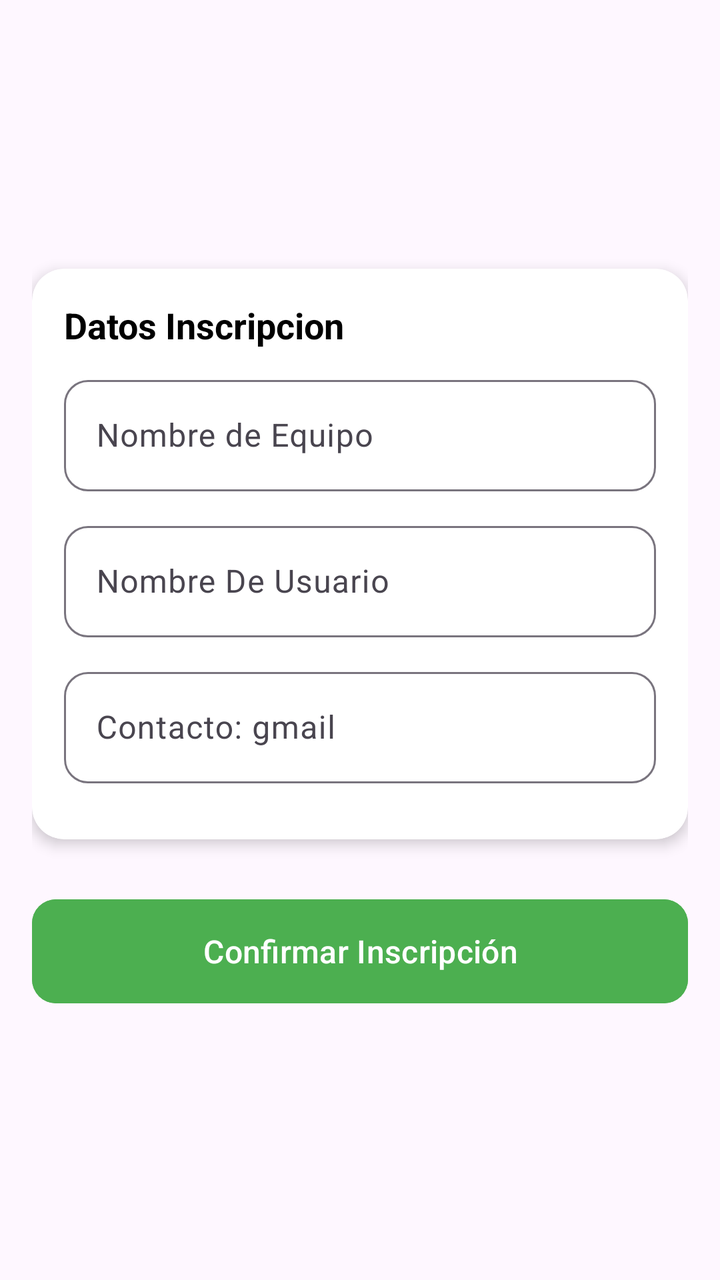
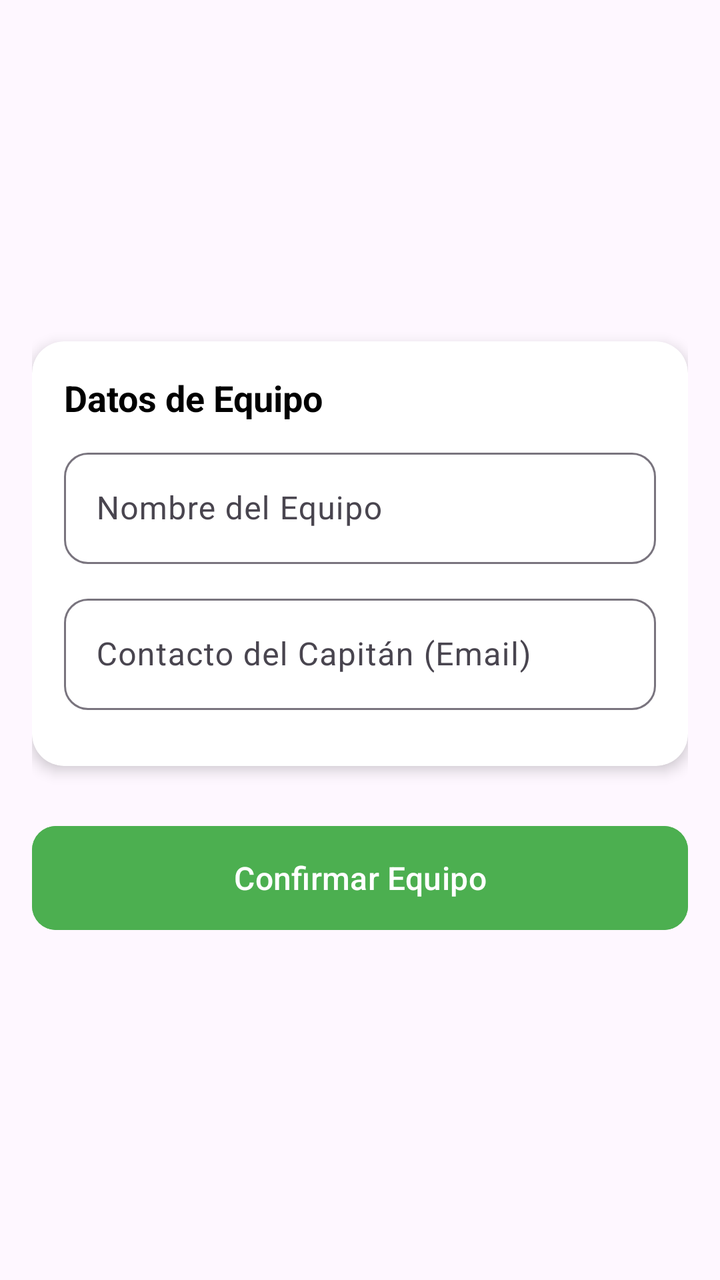

The first picture is an Android layout as it rendered before a commit; the second is the same layout after the commit. The layout source and the unified diff follow.
<!-- AndroidManifest.xml: application theme Theme.AdministracionDeTornerosElectronicos -->
<!-- res/layout/fragment_inscripcion_formulario.xml -->
<?xml version="1.0" encoding="utf-8"?>
<androidx.constraintlayout.widget.ConstraintLayout xmlns:android="http://schemas.android.com/apk/res/android"
    xmlns:app="http://schemas.android.com/apk/res-auto"
    xmlns:tools="http://schemas.android.com/tools"
    android:layout_width="match_parent"
    android:layout_height="match_parent"
    tools:context=".formularioFragment">


    <ScrollView
        android:layout_width="match_parent"
        android:layout_height="match_parent"
        android:fillViewport="true"
        app:layout_constraintBottom_toBottomOf="parent"
        app:layout_constraintEnd_toEndOf="parent"
        app:layout_constraintStart_toStartOf="parent"
        app:layout_constraintTop_toTopOf="parent">

        <LinearLayout
            android:layout_width="match_parent"
            android:layout_height="wrap_content"
            android:orientation="vertical"
            android:padding="16dp"
            android:gravity="center">

            <androidx.cardview.widget.CardView
                android:layout_width="match_parent"
                android:layout_height="wrap_content"
                android:layout_marginBottom="16dp"
                app:cardElevation="4dp"
                app:cardCornerRadius="16dp">

                <LinearLayout
                    android:layout_width="match_parent"
                    android:layout_height="wrap_content"
                    android:orientation="vertical"
                    android:padding="16dp">

                    <TextView
                        android:id="@+id/textView4"
                        android:layout_width="match_parent"
                        android:layout_height="wrap_content"
                        android:layout_marginBottom="10dp"
                        android:text="Datos Inscripcion"
                        android:textColor="@color/black"
                        android:textSize="18sp"
                        android:textStyle="bold" />

                    
                    <com.google.android.material.textfield.TextInputLayout
                        android:id="@+id/tilNombreEquipo"
                        android:layout_width="match_parent"
                        android:layout_height="match_parent"
                        android:layout_marginBottom="12dp"
                        app:boxCornerRadiusBottomEnd="12dp"
                        app:boxCornerRadiusBottomStart="12dp"
                        app:boxCornerRadiusTopEnd="12dp"
                        app:boxCornerRadiusTopStart="12dp">

                        <com.google.android.material.textfield.TextInputEditText
                            android:id="@+id/txtNombreEquipo"
                            android:layout_width="match_parent"
                            android:layout_height="wrap_content"
                            android:hint="Nombre de Equipo" />

                    </com.google.android.material.textfield.TextInputLayout>

                    
                    <com.google.android.material.textfield.TextInputLayout
                        android:id="@+id/tilParticipanteOEquipo"
                        android:layout_width="match_parent"
                        android:layout_height="match_parent"
                        android:layout_marginBottom="12dp"
                        app:boxCornerRadiusBottomEnd="12dp"
                        app:boxCornerRadiusBottomStart="12dp"
                        app:boxCornerRadiusTopEnd="12dp"
                        app:boxCornerRadiusTopStart="12dp">

                        <com.google.android.material.textfield.TextInputEditText
                            android:id="@+id/txtParticipanteOEquipo"
                            android:layout_width="match_parent"
                            android:layout_height="wrap_content"
                            android:hint="Nombre De Usuario" />

                    </com.google.android.material.textfield.TextInputLayout>

                    
                    <com.google.android.material.textfield.TextInputLayout
                        android:layout_width="match_parent"
                        android:layout_height="match_parent"
                        app:boxCornerRadiusBottomEnd="12dp"
                        app:boxCornerRadiusBottomStart="12dp"
                        app:boxCornerRadiusTopEnd="12dp"
                        app:boxCornerRadiusTopStart="12dp">

                        <com.google.android.material.textfield.TextInputEditText
                            android:id="@+id/txtContactoLider"
                            android:layout_width="match_parent"
                            android:layout_height="wrap_content"
                            android:hint="Contacto: gmail" />

                    </com.google.android.material.textfield.TextInputLayout>


                    <LinearLayout
                        android:id="@+id/contenedorJugadoresExtra"
                        android:layout_width="match_parent"
                        android:layout_height="wrap_content"
                        android:orientation="vertical"
                        android:layout_marginTop="12dp" />

                </LinearLayout>
            </androidx.cardview.widget.CardView>

            <Button
                android:id="@+id/btnConfirmarInscripcion"
                android:layout_width="match_parent"
                android:layout_height="60dp"
                android:layout_marginTop="10dp"
                app:cornerRadius="12dp"
                android:text="Confirmar Inscripción"
                android:textSize="16sp"
                android:backgroundTint="#4CAF50" />

        </LinearLayout>
    </ScrollView>

</androidx.constraintlayout.widget.ConstraintLayout>
<!-- resources referenced by this layout -->
<resources>
  <color name="black">#FF000000</color>
  <style name="Theme.AdministracionDeTornerosElectronicos" parent="Base.Theme.AdministracionDeTornerosElectronicos" />
  <style name="Base.Theme.AdministracionDeTornerosElectronicos" parent="Theme.Material3.DayNight.NoActionBar">
          
          
      </style>
</resources>

<!-- the commit's change to res/layout/fragment_inscripcion_formulario.xml (unified diff, before → after) -->
@@ -1,20 +1,13 @@
 <?xml version="1.0" encoding="utf-8"?>
 <androidx.constraintlayout.widget.ConstraintLayout xmlns:android="http://schemas.android.com/apk/res/android"
     xmlns:app="http://schemas.android.com/apk/res-auto"
-    xmlns:tools="http://schemas.android.com/tools"
     android:layout_width="match_parent"
-    android:layout_height="match_parent"
-    tools:context=".formularioFragment">
-
+    android:layout_height="match_parent">
 
     <ScrollView
         android:layout_width="match_parent"
         android:layout_height="match_parent"
-        android:fillViewport="true"
-        app:layout_constraintBottom_toBottomOf="parent"
-        app:layout_constraintEnd_toEndOf="parent"
-        app:layout_constraintStart_toStartOf="parent"
-        app:layout_constraintTop_toTopOf="parent">
+        android:fillViewport="true">
 
         <LinearLayout
             android:layout_width="match_parent"
@@ -37,11 +30,10 @@
                     android:padding="16dp">
 
                     <TextView
-                        android:id="@+id/textView4"
                         android:layout_width="match_parent"
                         android:layout_height="wrap_content"
                         android:layout_marginBottom="10dp"
-                        android:text="Datos Inscripcion"
+                        android:text="Datos de Equipo"
                         android:textColor="@color/black"
                         android:textSize="18sp"
                         android:textStyle="bold" />
@@ -50,7 +42,7 @@
                     <com.google.android.material.textfield.TextInputLayout
                         android:id="@+id/tilNombreEquipo"
                         android:layout_width="match_parent"
-                        android:layout_height="match_parent"
+                        android:layout_height="wrap_content"
                         android:layout_marginBottom="12dp"
                         app:boxCornerRadiusBottomEnd="12dp"
                         app:boxCornerRadiusBottomStart="12dp"
@@ -61,33 +53,13 @@
                             android:id="@+id/txtNombreEquipo"
                             android:layout_width="match_parent"
                             android:layout_height="wrap_content"
-                            android:hint="Nombre de Equipo" />
-
-                    </com.google.android.material.textfield.TextInputLayout>
-
-                    
-                    <com.google.android.material.textfield.TextInputLayout
-                        android:id="@+id/tilParticipanteOEquipo"
-                        android:layout_width="match_parent"
-                        android:layout_height="match_parent"
-                        android:layout_marginBottom="12dp"
-                        app:boxCornerRadiusBottomEnd="12dp"
-                        app:boxCornerRadiusBottomStart="12dp"
-                        app:boxCornerRadiusTopEnd="12dp"
-                        app:boxCornerRadiusTopStart="12dp">
-
-                        <com.google.android.material.textfield.TextInputEditText
-                            android:id="@+id/txtParticipanteOEquipo"
-                            android:layout_width="match_parent"
-                            android:layout_height="wrap_content"
-                            android:hint="Nombre De Usuario" />
-
+                            android:hint="Nombre del Equipo" />
                     </com.google.android.material.textfield.TextInputLayout>
 
                     
                     <com.google.android.material.textfield.TextInputLayout
                         android:layout_width="match_parent"
-                        android:layout_height="match_parent"
+                        android:layout_height="wrap_content"
                         app:boxCornerRadiusBottomEnd="12dp"
                         app:boxCornerRadiusBottomStart="12dp"
                         app:boxCornerRadiusTopEnd="12dp"
@@ -97,11 +69,10 @@
                             android:id="@+id/txtContactoLider"
                             android:layout_width="match_parent"
                             android:layout_height="wrap_content"
-                            android:hint="Contacto: gmail" />
-
+                            android:hint="Contacto del Capitán (Email)" />
                     </com.google.android.material.textfield.TextInputLayout>
 
-
+                    
                     <LinearLayout
                         android:id="@+id/contenedorJugadoresExtra"
                         android:layout_width="match_parent"
@@ -118,11 +89,10 @@
                 android:layout_height="60dp"
                 android:layout_marginTop="10dp"
                 app:cornerRadius="12dp"
-                android:text="Confirmar Inscripción"
+                android:text="Confirmar Equipo"
                 android:textSize="16sp"
                 android:backgroundTint="#4CAF50" />
 
         </LinearLayout>
     </ScrollView>
-
 </androidx.constraintlayout.widget.ConstraintLayout>
